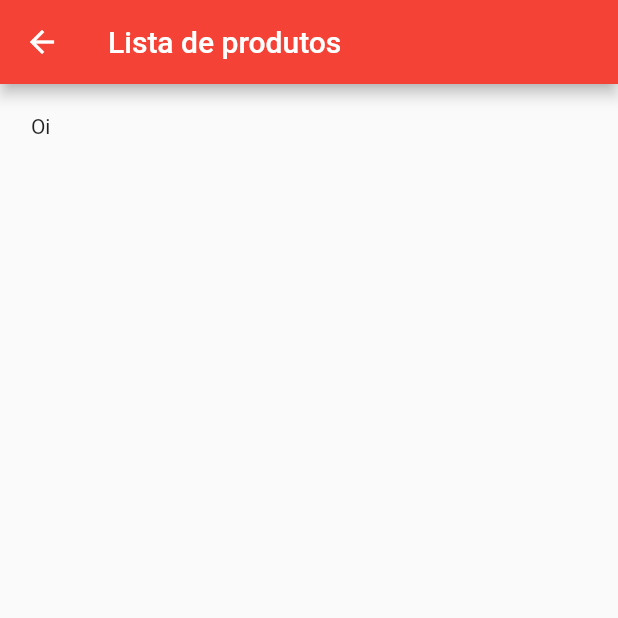
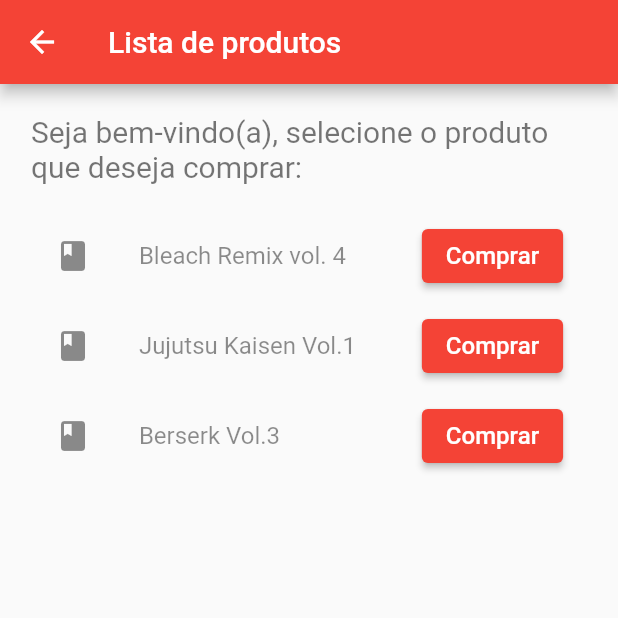
Before and after one commit to daniellsfilho/fa-projeto-flutter, a Flutter app: the ListaProdutos screen opened directly, on a phone screen of 412 x 824 dp, the top half of it. Run offline on Flutter 3.47's test engine with Material 2 defaults, Android fonts, the phone set to English and light mode, and no system bars.

```diff
--- a/lib/components/input.dart
+++ b/lib/components/input.dart
@@ -3,12 +3,11 @@ import 'package:flutter/material.dart';
 class InputValidator {
   String? validateText(String value, String field) {
 
-    if (field == 'Senha'){
+    if (field == 'Senha' || field == 'Quantidade'){
       if (value.length == 0){
-        return "Informe a senha";
+        return "Informe a $field";
       }
     }
-
     if (field != 'E-mail') {
       if (value.length == 0) {
         return "Informe o $field";
--- a/lib/screens/listaProdutos.dart
+++ b/lib/screens/listaProdutos.dart
@@ -1,14 +1,21 @@
 import 'package:flutter/material.dart';
+
+import 'carrinho.dart';
 
 class ListaProdutos extends StatelessWidget {
 
+  final items = [
+    "Bleach Remix vol. 4",
+    "Jujutsu Kaisen Vol.1",
+    "Berserk Vol.3"
+  ];
 
   @override
   Widget build(BuildContext context){
     final fivePercentOfScreen = (MediaQuery.of(context).size.width / 100) * 5;
 
     return Scaffold(
-      appBar: AppBar(title: const Text('Lista de produtos', style: TextStyle(color: Colors.white),), backgroundColor: Colors.red,),
+      appBar: AppBar(title: const Text('Lista de produtos', style: TextStyle(color: Colors.white),), backgroundColor: Colors.red),
       body: Padding(
         padding: EdgeInsets.symmetric(
           vertical: fivePercentOfScreen,
@@ -17,7 +24,24 @@ class ListaProdutos extends StatelessWidget {
         child: Column(
           crossAxisAlignment: CrossAxisAlignment.center,
           children: [
-            Text('Oi')
+            const Text('Seja bem-vindo(a), selecione o produto que deseja comprar:', style: TextStyle(color: Colors.black54, fontSize: 20.0)),
+            const SizedBox(height: 20.0),
+            ListView.separated(
+              shrinkWrap: true,
+              itemCount: items.length,
+              separatorBuilder: (BuildContext context, int index) => const SizedBox(height: 4.0),
+              itemBuilder: (BuildContext context, int index) {
+                return ListTile(
+                  leading: const Icon(Icons.book),
+                  title: Text(items[index], style: const TextStyle(fontSize: 16.0, color: Colors.black45)),
+                  trailing: ElevatedButton(
+                    style: const ButtonStyle(backgroundColor: MaterialStatePropertyAll(Colors.red)),
+                    child: const Text('Comprar', style: TextStyle(color: Colors.white, fontSize: 16.0)),
+                    onPressed: () => Navigator.push(context, MaterialPageRoute(builder: (context) => Carrinho(nomeProduto: items[index]))),
+                  ));
+
+              },
+            )
           ],
         ),
       ),
```
Also changed, not shown: lib/screens/carrinho.dart (added, +84 -0 lines), lib/screens/compraConfirmada.dart (added, +36 -0 lines).
